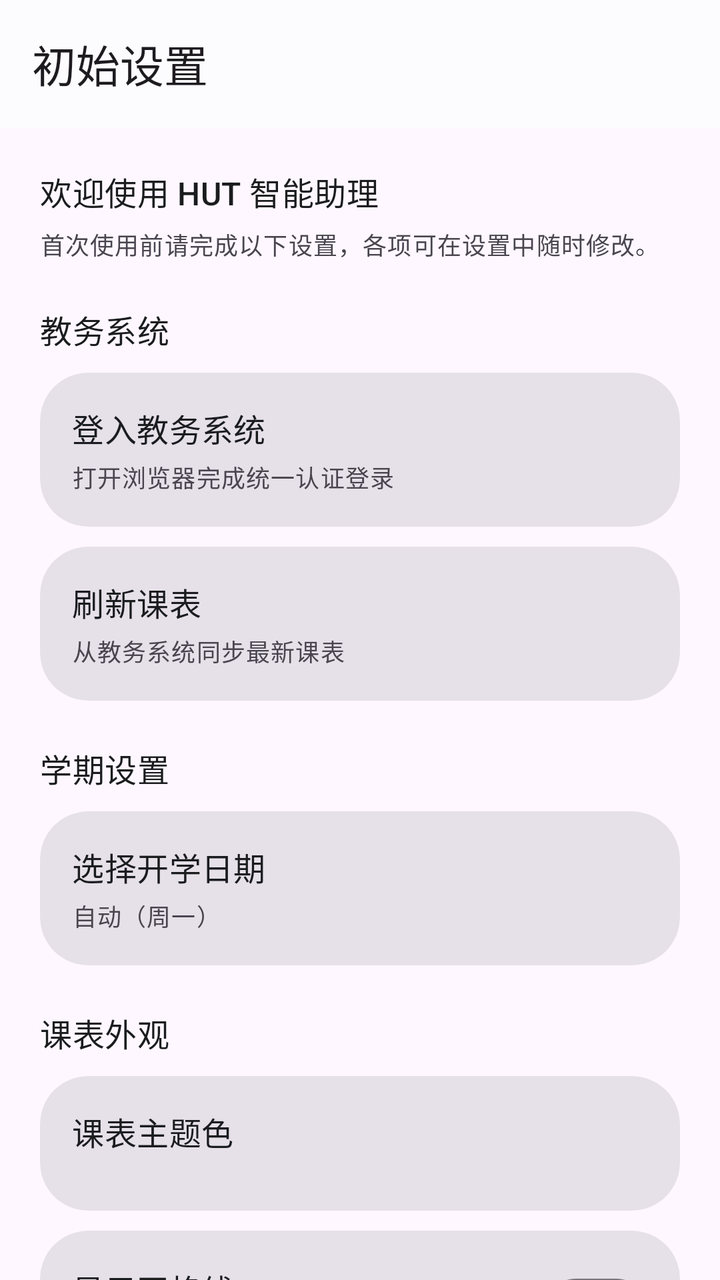
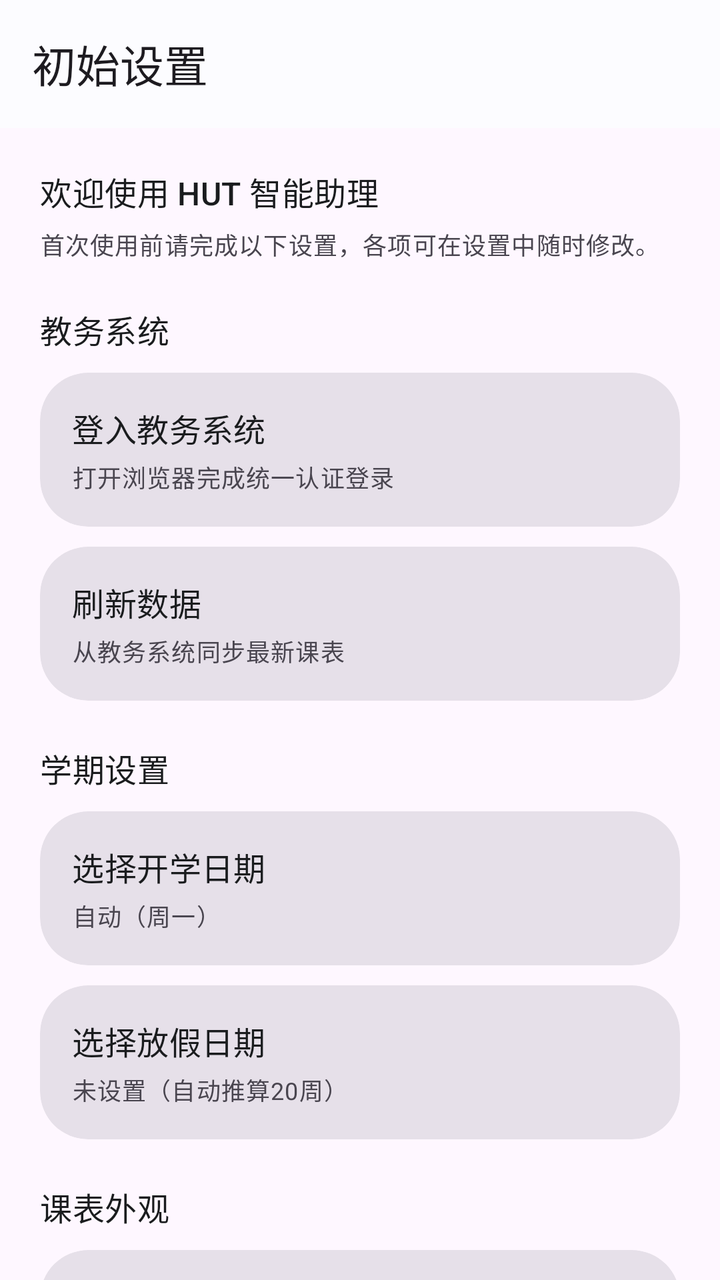

The first picture is an Android layout as it rendered before a commit; the second is the same layout after the commit. The layout source and the unified diff follow.
<!-- AndroidManifest.xml: application theme Theme.MyApplication -->
<!-- res/layout/activity_first_time_setup.xml -->
<?xml version="1.0" encoding="utf-8"?>
<androidx.coordinatorlayout.widget.CoordinatorLayout xmlns:android="http://schemas.android.com/apk/res/android"
    xmlns:app="http://schemas.android.com/apk/res-auto"
    android:id="@+id/rootFirstTimeSetup"
    android:layout_width="match_parent"
    android:layout_height="match_parent"
    android:fitsSystemWindows="true">

    <com.google.android.material.appbar.AppBarLayout
        android:layout_width="match_parent"
        android:layout_height="wrap_content"
        app:liftOnScroll="true">

        <com.google.android.material.appbar.MaterialToolbar
            android:id="@+id/toolbar"
            android:layout_width="match_parent"
            android:layout_height="?attr/actionBarSize"
            app:title="初始设置" />
    </com.google.android.material.appbar.AppBarLayout>

    <androidx.core.widget.NestedScrollView
        android:layout_width="match_parent"
        android:layout_height="match_parent"
        android:fillViewport="true"
        app:layout_behavior="@string/appbar_scrolling_view_behavior">

        <LinearLayout
            android:layout_width="match_parent"
            android:layout_height="wrap_content"
            android:orientation="vertical"
            android:padding="20dp">

            
            <TextView
                style="@style/Widget.MyApplication.SettingsRowTitle"
                android:layout_width="match_parent"
                android:layout_height="wrap_content"
                android:text="欢迎使用 HUT 智能助理" />

            <TextView
                style="@style/Widget.MyApplication.SettingsRowSummary"
                android:layout_width="match_parent"
                android:layout_height="wrap_content"
                android:layout_marginTop="6dp"
                android:text="首次使用前请完成以下设置，各项可在设置中随时修改。" />

            
            <TextView
                style="@style/Widget.MyApplication.SettingsRowTitle"
                android:layout_width="match_parent"
                android:layout_height="wrap_content"
                android:layout_marginTop="22dp"
                android:text="教务系统" />

            <com.google.android.material.card.MaterialCardView
                android:id="@+id/cardLoginJwxt"
                style="@style/Widget.MyApplication.SettingsCard"
                android:layout_width="match_parent"
                android:layout_height="wrap_content"
                android:layout_marginTop="10dp"
                android:layout_marginBottom="10dp"
                android:clickable="true"
                android:focusable="true"
                android:foreground="?attr/selectableItemBackground">

                <LinearLayout
                    android:layout_width="match_parent"
                    android:layout_height="wrap_content"
                    android:gravity="center_vertical"
                    android:orientation="horizontal"
                    android:padding="16dp">

                    <LinearLayout
                        android:layout_width="0dp"
                        android:layout_height="wrap_content"
                        android:layout_weight="1"
                        android:orientation="vertical">

                        <TextView
                            style="@style/Widget.MyApplication.SettingsRowTitle"
                            android:layout_width="wrap_content"
                            android:layout_height="wrap_content"
                            android:text="登入教务系统" />

                        <TextView
                            android:id="@+id/tvLoginStatus"
                            style="@style/Widget.MyApplication.SettingsRowSummary"
                            android:layout_width="wrap_content"
                            android:layout_height="wrap_content"
                            android:layout_marginTop="4dp"
                            android:text="打开浏览器完成统一认证登录" />
                    </LinearLayout>
                </LinearLayout>
            </com.google.android.material.card.MaterialCardView>

            <com.google.android.material.card.MaterialCardView
                android:id="@+id/cardFetchSchedule"
                style="@style/Widget.MyApplication.SettingsCard"
                android:layout_width="match_parent"
                android:layout_height="wrap_content"
                android:layout_marginBottom="10dp"
                android:clickable="true"
                android:focusable="true"
                android:foreground="?attr/selectableItemBackground">

                <LinearLayout
                    android:layout_width="match_parent"
                    android:layout_height="wrap_content"
                    android:gravity="center_vertical"
                    android:orientation="horizontal"
                    android:padding="16dp">

                    <LinearLayout
                        android:layout_width="0dp"
                        android:layout_height="wrap_content"
                        android:layout_weight="1"
                        android:orientation="vertical">

                        <TextView
                            style="@style/Widget.MyApplication.SettingsRowTitle"
                            android:layout_width="wrap_content"
                            android:layout_height="wrap_content"
                            android:text="刷新课表" />

                        <TextView
                            android:id="@+id/tvFetchStatus"
                            style="@style/Widget.MyApplication.SettingsRowSummary"
                            android:layout_width="wrap_content"
                            android:layout_height="wrap_content"
                            android:layout_marginTop="4dp"
                            android:text="从教务系统同步最新课表" />
                    </LinearLayout>
                </LinearLayout>
            </com.google.android.material.card.MaterialCardView>

            
            <TextView
                style="@style/Widget.MyApplication.SettingsRowTitle"
                android:layout_width="match_parent"
                android:layout_height="wrap_content"
                android:layout_marginTop="12dp"
                android:text="学期设置" />

            <com.google.android.material.card.MaterialCardView
                android:id="@+id/cardSemesterDate"
                style="@style/Widget.MyApplication.SettingsCard"
                android:layout_width="match_parent"
                android:layout_height="wrap_content"
                android:layout_marginTop="10dp"
                android:layout_marginBottom="10dp"
                android:clickable="true"
                android:focusable="true"
                android:foreground="?attr/selectableItemBackground">

                <LinearLayout
                    android:layout_width="match_parent"
                    android:layout_height="wrap_content"
                    android:gravity="center_vertical"
                    android:orientation="horizontal"
                    android:padding="16dp">

                    <LinearLayout
                        android:layout_width="0dp"
                        android:layout_height="wrap_content"
                        android:layout_weight="1"
                        android:orientation="vertical">

                        <TextView
                            style="@style/Widget.MyApplication.SettingsRowTitle"
                            android:layout_width="wrap_content"
                            android:layout_height="wrap_content"
                            android:text="选择开学日期" />

                        <TextView
                            android:id="@+id/tvSemesterDateSummary"
                            style="@style/Widget.MyApplication.SettingsRowSummary"
                            android:layout_width="wrap_content"
                            android:layout_height="wrap_content"
                            android:layout_marginTop="4dp"
                            android:text="自动（周一）" />
                    </LinearLayout>
                </LinearLayout>
            </com.google.android.material.card.MaterialCardView>

            
            <TextView
                style="@style/Widget.MyApplication.SettingsRowTitle"
                android:layout_width="match_parent"
                android:layout_height="wrap_content"
                android:layout_marginTop="12dp"
                android:text="课表外观" />

            
            <com.google.android.material.card.MaterialCardView
                android:id="@+id/cardThemeColor"
                style="@style/Widget.MyApplication.SettingsCard"
                android:layout_width="match_parent"
                android:layout_height="wrap_content"
                android:layout_marginTop="10dp"
                android:layout_marginBottom="10dp"
                android:clickable="true"
                android:focusable="true"
                android:foreground="?attr/selectableItemBackground">

                <LinearLayout
                    android:layout_width="match_parent"
                    android:layout_height="wrap_content"
                    android:orientation="vertical"
                    android:padding="16dp">

                    <TextView
                        style="@style/Widget.MyApplication.SettingsRowTitle"
                        android:layout_width="wrap_content"
                        android:layout_height="wrap_content"
                        android:text="课表主题色" />

                    <HorizontalScrollView
                        android:layout_width="match_parent"
                        android:layout_height="wrap_content"
                        android:layout_marginTop="12dp"
                        android:overScrollMode="never"
                        android:scrollbars="none">

                        <LinearLayout
                            android:id="@+id/layoutThemePaletteRow"
                            android:layout_width="wrap_content"
                            android:layout_height="wrap_content"
                            android:gravity="center_vertical"
                            android:orientation="horizontal" />
                    </HorizontalScrollView>
                </LinearLayout>
            </com.google.android.material.card.MaterialCardView>

            
            <com.google.android.material.card.MaterialCardView
                style="@style/Widget.MyApplication.SettingsCard"
                android:layout_width="match_parent"
                android:layout_height="wrap_content"
                android:layout_marginBottom="10dp">

                <LinearLayout
                    android:layout_width="match_parent"
                    android:layout_height="wrap_content"
                    android:gravity="center_vertical"
                    android:orientation="horizontal"
                    android:padding="16dp">

                    <LinearLayout
                        android:layout_width="0dp"
                        android:layout_height="wrap_content"
                        android:layout_weight="1"
                        android:orientation="vertical">

                        <TextView
                            style="@style/Widget.MyApplication.SettingsRowTitle"
                            android:layout_width="wrap_content"
                            android:layout_height="wrap_content"
                            android:text="显示网格线" />

                        <TextView
                            style="@style/Widget.MyApplication.SettingsRowSummary"
                            android:layout_width="wrap_content"
                            android:layout_height="wrap_content"
                            android:layout_marginTop="4dp"
                            android:text="在课表单元格之间显示分隔线" />
                    </LinearLayout>

                    <com.google.android.material.materialswitch.MaterialSwitch
                        android:id="@+id/switchGridLines"
                        android:layout_width="wrap_content"
                        android:layout_height="wrap_content" />
                </LinearLayout>
            </com.google.android.material.card.MaterialCardView>

            
            <com.google.android.material.card.MaterialCardView
                style="@style/Widget.MyApplication.SettingsCard"
                android:layout_width="match_parent"
                android:layout_height="wrap_content"
                android:layout_marginBottom="10dp">

                <LinearLayout
                    android:layout_width="match_parent"
                    android:layout_height="wrap_content"
                    android:orientation="vertical"
                    android:padding="16dp">

                    <LinearLayout
                        android:layout_width="match_parent"
                        android:layout_height="wrap_content"
                        android:gravity="center_vertical"
                        android:orientation="horizontal">

                        <TextView
                            style="@style/Widget.MyApplication.SettingsRowTitle"
                            android:layout_width="0dp"
                            android:layout_height="wrap_content"
                            android:layout_weight="1"
                            android:text="课表字号" />

                        <TextView
                            android:id="@+id/tvFontPercent"
                            style="@style/Widget.MyApplication.SettingsRowSummary"
                            android:layout_width="wrap_content"
                            android:layout_height="wrap_content"
                            android:background="@drawable/bg_font_percent_tag"
                            android:gravity="center"
                            android:minWidth="48dp"
                            android:paddingHorizontal="10dp"
                            android:paddingVertical="4dp"
                            android:text="100%" />
                    </LinearLayout>

                    <SeekBar
                        android:id="@+id/seekFontSize"
                        android:layout_width="match_parent"
                        android:layout_height="wrap_content"
                        android:layout_marginTop="10dp"
                        android:max="45" />

                    <TextView
                        android:id="@+id/tvFontPreview"
                        android:layout_width="match_parent"
                        android:layout_height="wrap_content"
                        android:layout_marginTop="12dp"
                        android:gravity="center"
                        android:text="高等数学A（一）&#10;张三 · 公共教学楼101"
                        android:textColor="?attr/colorOnSurface" />
                </LinearLayout>
            </com.google.android.material.card.MaterialCardView>

            
            <TextView
                style="@style/Widget.MyApplication.SettingsRowTitle"
                android:layout_width="match_parent"
                android:layout_height="wrap_content"
                android:layout_marginTop="12dp"
                android:text="AI 配置" />

            <com.google.android.material.card.MaterialCardView
                android:id="@+id/cardAiSettings"
                style="@style/Widget.MyApplication.SettingsCard"
                android:layout_width="match_parent"
                android:layout_height="wrap_content"
                android:layout_marginTop="10dp"
                android:clickable="true"
                android:focusable="true"
                android:foreground="?attr/selectableItemBackground">

                <LinearLayout
                    android:layout_width="match_parent"
                    android:layout_height="wrap_content"
                    android:gravity="center_vertical"
                    android:orientation="horizontal"
                    android:padding="16dp">

                    <LinearLayout
                        android:layout_width="0dp"
                        android:layout_height="wrap_content"
                        android:layout_weight="1"
                        android:orientation="vertical">

                        <TextView
                            style="@style/Widget.MyApplication.SettingsRowTitle"
                            android:layout_width="wrap_content"
                            android:layout_height="wrap_content"
                            android:text="大模型配置" />

                        <TextView
                            style="@style/Widget.MyApplication.SettingsRowSummary"
                            android:layout_width="wrap_content"
                            android:layout_height="wrap_content"
                            android:layout_marginTop="4dp"
                            android:text="配置 AI 模型与 API Key（可选）" />
                    </LinearLayout>
                </LinearLayout>
            </com.google.android.material.card.MaterialCardView>

            
            <com.google.android.material.button.MaterialButton
                android:id="@+id/btnEnter"
                android:layout_width="match_parent"
                android:layout_height="56dp"
                android:layout_marginTop="28dp"
                android:layout_marginBottom="24dp"
                android:insetTop="0dp"
                android:insetBottom="0dp"
                android:text="进入课表"
                android:textAllCaps="false"
                android:textSize="18sp"
                app:cornerRadius="28dp" />

        </LinearLayout>
    </androidx.core.widget.NestedScrollView>
</androidx.coordinatorlayout.widget.CoordinatorLayout>
<!-- resources referenced by this layout -->
<resources>
  <!-- drawable bg_font_percent_tag (drawable) -->
  <?xml version="1.0" encoding="utf-8"?>
  <shape xmlns:android="http://schemas.android.com/apk/res/android"
      android:shape="rectangle">
      <corners android:radius="10dp" />
      <solid android:color="#1A000000" />
  </shape>
  <style name="Widget.MyApplication.SettingsCard" parent="Widget.Material3.CardView.Filled">
          <item name="cardCornerRadius">24dp</item>
          <item name="cardElevation">0dp</item>
      </style>
  <style name="Widget.MyApplication.SettingsRowSummary" parent="TextAppearance.Material3.BodySmall">
          <item name="android:textColor">?attr/colorOnSurfaceVariant</item>
      </style>
  <style name="Widget.MyApplication.SettingsRowTitle" parent="TextAppearance.Material3.TitleMedium">
          <item name="android:textColor">?attr/colorOnSurface</item>
      </style>
  <style name="Theme.MyApplication" parent="Theme.Material3.DayNight.NoActionBar">
          <item name="windowActionModeOverlay">true</item>
          <item name="android:windowActionModeOverlay">true</item>
          <item name="android:statusBarColor">@android:color/transparent</item>
          <item name="android:navigationBarColor">@android:color/transparent</item>
          <item name="colorPrimary">@color/brand_primary</item>
          <item name="colorOnPrimary">@color/brand_on_primary</item>
          <item name="colorPrimaryContainer">@color/brand_primary_container</item>
          <item name="colorOnPrimaryContainer">@color/brand_on_primary_container</item>
          <item name="colorSecondary">@color/brand_secondary</item>
          <item name="colorOnSecondary">@color/brand_on_secondary</item>
          <item name="colorSecondaryContainer">@color/brand_secondary_container</item>
          <item name="colorOnSecondaryContainer">@color/brand_on_secondary_container</item>
          <item name="colorSurface">@color/brand_surface</item>
          <item name="colorOnSurface">@color/brand_on_surface</item>
          <item name="colorSurfaceVariant">@color/brand_surface_variant</item>
          <item name="materialAlertDialogTheme">@style/ThemeOverlay.MyApplication.MaterialAlertDialog</item>
      </style>
  <color name="brand_primary">#2A5D9F</color>
  <color name="brand_on_primary">#FFFFFFFF</color>
  <color name="brand_primary_container">#D6E3FF</color>
  <color name="brand_on_primary_container">#001B3F</color>
  <color name="brand_secondary">#4D607D</color>
  <color name="brand_on_secondary">#FFFFFFFF</color>
  <color name="brand_secondary_container">#D4E4FF</color>
  <color name="brand_on_secondary_container">#071C36</color>
  <color name="brand_surface">#FCFCFF</color>
  <color name="brand_on_surface">#1A1C1E</color>
  <color name="brand_surface_variant">#E0E2EC</color>
  <style name="ThemeOverlay.MyApplication.MaterialAlertDialog" parent="ThemeOverlay.Material3.MaterialAlertDialog">
          <item name="colorPrimary">?attr/colorPrimary</item>
          <item name="colorSecondary">?attr/colorSecondary</item>
      </style>
</resources>

<!-- the commit's change to res/layout/activity_first_time_setup.xml (unified diff, before → after) -->
@@ -120,7 +120,7 @@
                             style="@style/Widget.MyApplication.SettingsRowTitle"
                             android:layout_width="wrap_content"
                             android:layout_height="wrap_content"
-                            android:text="刷新课表" />
+                            android:text="刷新数据" />
 
                         <TextView
                             android:id="@+id/tvFetchStatus"
@@ -178,6 +178,46 @@
                             android:layout_height="wrap_content"
                             android:layout_marginTop="4dp"
                             android:text="自动（周一）" />
+                    </LinearLayout>
+                </LinearLayout>
+            </com.google.android.material.card.MaterialCardView>
+
+            <com.google.android.material.card.MaterialCardView
+                android:id="@+id/cardSemesterEndDate"
+                style="@style/Widget.MyApplication.SettingsCard"
+                android:layout_width="match_parent"
+                android:layout_height="wrap_content"
+                android:layout_marginBottom="10dp"
+                android:clickable="true"
+                android:focusable="true"
+                android:foreground="?attr/selectableItemBackground">
+
+                <LinearLayout
+                    android:layout_width="match_parent"
+                    android:layout_height="wrap_content"
+                    android:gravity="center_vertical"
+                    android:orientation="horizontal"
+                    android:padding="16dp">
+
+                    <LinearLayout
+                        android:layout_width="0dp"
+                        android:layout_height="wrap_content"
+                        android:layout_weight="1"
+                        android:orientation="vertical">
+
+                        <TextView
+                            style="@style/Widget.MyApplication.SettingsRowTitle"
+                            android:layout_width="wrap_content"
+                            android:layout_height="wrap_content"
+                            android:text="选择放假日期" />
+
+                        <TextView
+                            android:id="@+id/tvSemesterEndDateSummary"
+                            style="@style/Widget.MyApplication.SettingsRowSummary"
+                            android:layout_width="wrap_content"
+                            android:layout_height="wrap_content"
+                            android:layout_marginTop="4dp"
+                            android:text="未设置（自动推算20周）" />
                     </LinearLayout>
                 </LinearLayout>
             </com.google.android.material.card.MaterialCardView>
